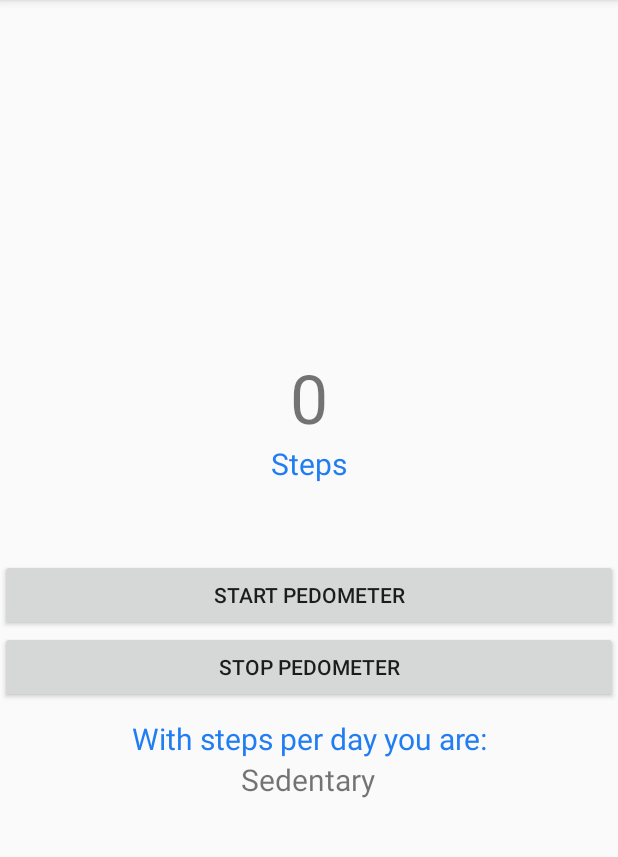
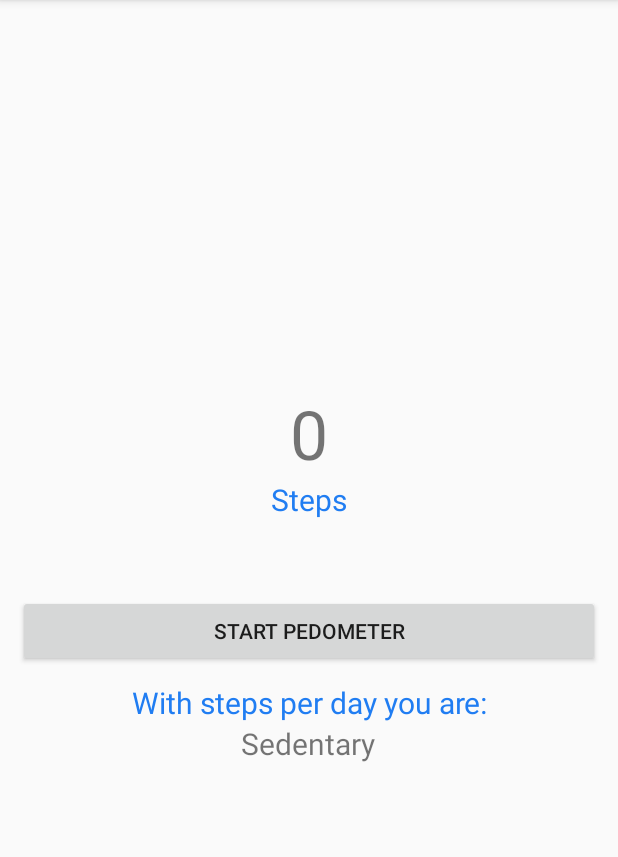
Before and after one commit to vikaspal210/StepCounter, an Android app: the fragment stepFragment shown on its own in the app's theme, after a tap on "START PEDOMETER", on a phone screen of 412 x 824 dp, the part 84-941 px from its top. Run offline under Robolectric (Android 15) with nearby library versions, the phone set to English and light mode, and no system bars.

Commit message:
Single button to Stop/Start SensorManager Service.

```diff
--- a/app/src/main/java/com/example/cas/stepcounter/StepFragmentPagerAdapter.java
+++ b/app/src/main/java/com/example/cas/stepcounter/StepFragmentPagerAdapter.java
@@ -22,7 +22,7 @@ public class StepFragmentPagerAdapter extends FragmentPagerAdapter {
     @Override
     public Fragment getItem(int position) {
         if (position == 0) {
-            return new SwipeLeftFragment();
+            return new stepFragment();
         } else if(position==1){
             return new ProgressFragment();
         } else {
--- a/app/src/main/java/com/example/cas/stepcounter/stepFragment.java
+++ b/app/src/main/java/com/example/cas/stepcounter/stepFragment.java
@@ -19,12 +19,13 @@ public class stepFragment extends Fragment implements SensorEventListener, StepL
 
     //constants
     private TextView tview;
-    private Button BtnStart, BtnStop;
+    private Button BtnStart;
 
     private StepDetector simpleStepDetector;
     private SensorManager sensorManager;
     private Sensor accel;
     private int numSteps;
+    private Boolean isOff=true;
 
 
     public stepFragment() {
@@ -46,22 +47,19 @@ public class stepFragment extends Fragment implements SensorEventListener, StepL
         //initialise Text View and Button instances
         tview = (TextView) view.findViewById(R.id.tv_steps);
         BtnStart = (Button) view.findViewById(R.id.btn_start);
-        BtnStop = (Button) view.findViewById(R.id.btn_stop);
 
         //listening for button click
         BtnStart.setOnClickListener(new View.OnClickListener() {
 
             @Override
             public void onClick(View arg0) {
-                numSteps = 0;
-                sensorManager.registerListener(stepFragment.this, accel, SensorManager.SENSOR_DELAY_FASTEST);
-            }
-        });
-        BtnStop.setOnClickListener(new View.OnClickListener() {
-
-            @Override
-            public void onClick(View arg0) {
-                sensorManager.unregisterListener(stepFragment.this);
+                if(isOff) {
+                    numSteps = 0;
+                    sensorManager.registerListener(stepFragment.this, accel, SensorManager.SENSOR_DELAY_FASTEST);
+                    isOff=false;
+                }else{
+                    sensorManager.unregisterListener(stepFragment.this);
+                isOff=true;}
             }
         });
         return view;
@@ -84,7 +82,8 @@ public class stepFragment extends Fragment implements SensorEventListener, StepL
     @Override
     public void step(long timeNs) {
         numSteps++;
-        tview.setText(numSteps + "");
+        int no=numSteps*7;
+        tview.setText(no + "");
     }
 
 }
--- a/app/src/main/res/layout/fragment_step.xml
+++ b/app/src/main/res/layout/fragment_step.xml
@@ -4,7 +4,9 @@
     android:layout_height="match_parent"
     android:gravity="center"
     android:orientation="vertical"
-    tools:context="com.example.cas.stepcounter.stepFragment">
+    tools:context="com.example.cas.stepcounter.stepFragment"
+    android:layout_marginLeft="12dp"
+    android:layout_marginRight="12dp">
 
 
     <TextView
@@ -29,13 +31,6 @@
         android:layout_height="wrap_content"
         android:text="Start Pedometer" />
 
-    <Button
-        android:id="@+id/btn_stop"
-        android:layout_width="match_parent"
-        android:layout_height="wrap_content"
-        android:layout_span="4"
-        android:text="Stop Pedometer" />
-
     <TextView
         android:layout_width="wrap_content"
         android:layout_height="wrap_content"
```
